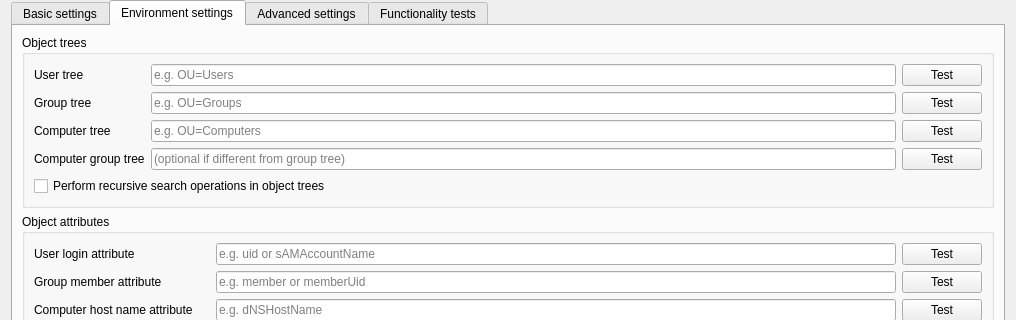
veyon/veyon, file plugins/ldap/LdapConfigurationPage.ui: the form before one commit; both pictures show x 0 to 1016 and y 0 to 320 of the 1016 by 704 pixel window.
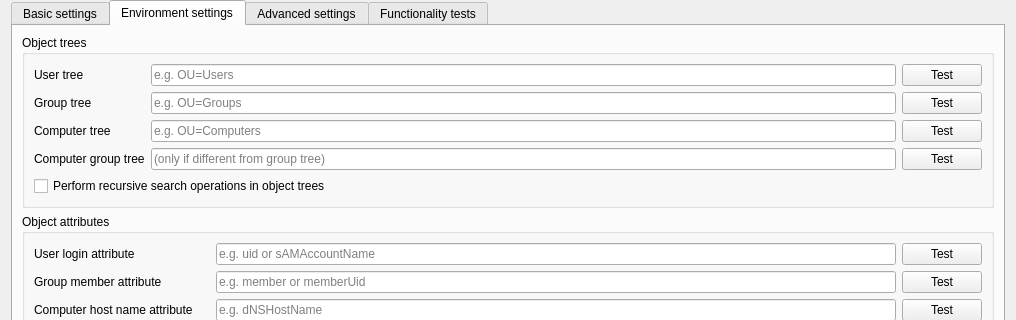
The form after the commit. The open tabs and pages were chosen to show the change. Icons and pictures are not drawn.

Commit message: Plugins: LDAP: LdapConfigurationPage: fix placeholder text

Diff of the .ui file:
```diff
--- a/plugins/ldap/LdapConfigurationPage.ui
+++ b/plugins/ldap/LdapConfigurationPage.ui
@@ -330,7 +330,7 @@
           <item row="3" column="1">
            <widget class="QLineEdit" name="ldapComputerGroupTree">
             <property name="placeholderText">
-             <string>(optional if different from group tree)</string>
+             <string>(only if different from group tree)</string>
             </property>
            </widget>
           </item>
```
